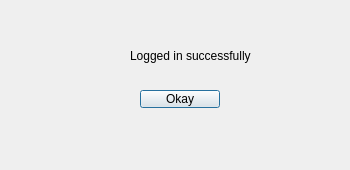
First picture: the form in loginsuccessful.ui, repository prazzx/Kakshya, before the edit.
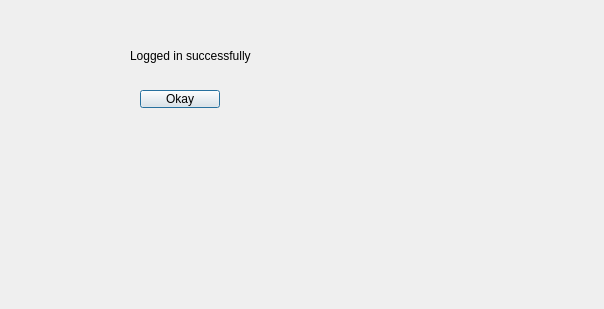
Second picture: the form after the edit.

Diff of the .ui file:
```diff
--- a/loginsuccessful.ui
+++ b/loginsuccessful.ui
@@ -6,8 +6,8 @@
    <rect>
     <x>0</x>
     <y>0</y>
-    <width>350</width>
-    <height>170</height>
+    <width>604</width>
+    <height>309</height>
    </rect>
   </property>
   <property name="windowTitle">
```
